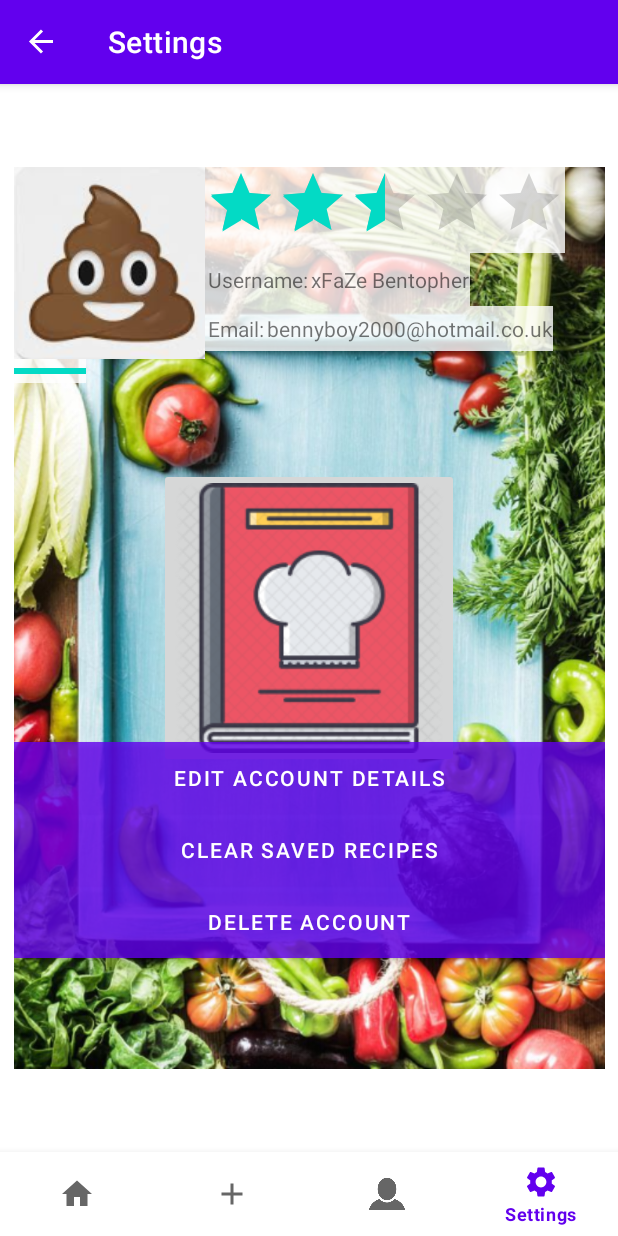
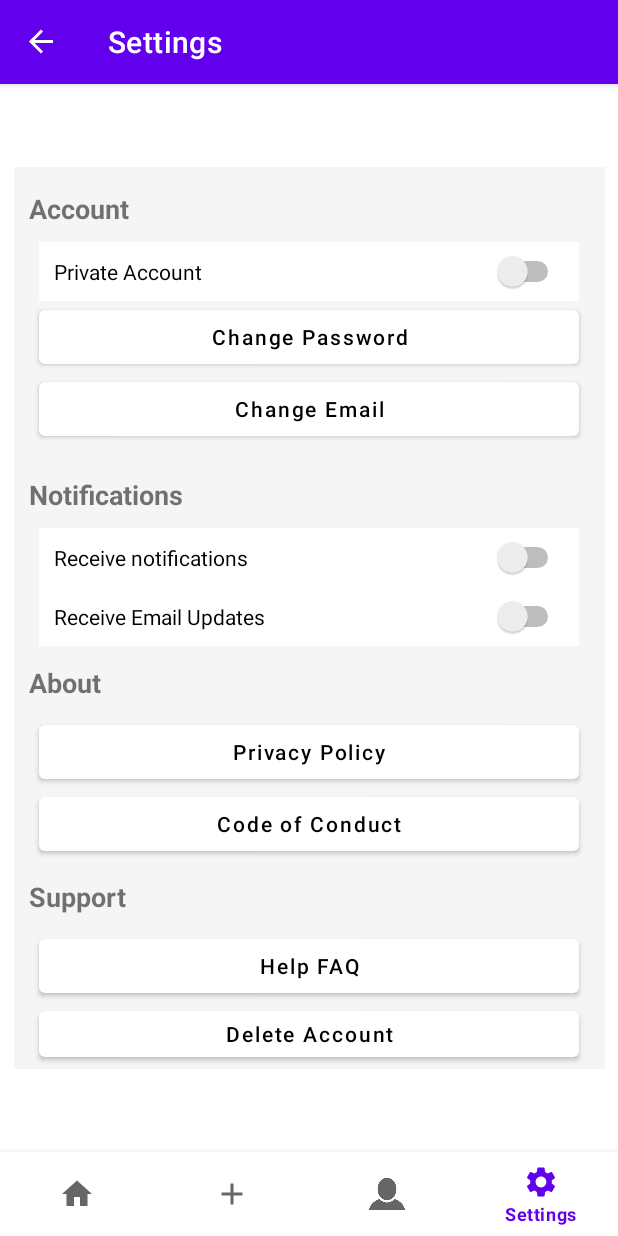
Before and after one commit to ChrisHo02/UniChef, an Android app: the SettingsFragment screen opened through its navigation route, on a phone screen of 412 x 824 dp. Run offline under Robolectric (Android 15) with nearby library versions, the phone set to English and light mode, and no system bars; our stand-ins replace navigation-ui.

```diff
--- a/UniChef/app/src/main/res/layout/fragment_settings.xml
+++ b/UniChef/app/src/main/res/layout/fragment_settings.xml
@@ -4,7 +4,7 @@
     xmlns:tools="http://schemas.android.com/tools"
     android:layout_width="match_parent"
     android:layout_height="match_parent"
-    android:background="@drawable/background"
+    android:background="@color/light_grey"
     tools:context=".ui.settings.SettingsFragment">
 
     <TextView
@@ -21,133 +21,165 @@
         app:layout_constraintStart_toStartOf="parent"
         app:layout_constraintTop_toTopOf="parent" />
 
-    <RelativeLayout
+    <LinearLayout
         android:layout_width="match_parent"
         android:layout_height="match_parent"
         android:orientation="vertical"
-        tools:layout_editor_absoluteX="219dp"
-        tools:layout_editor_absoluteY="265dp">
+        tools:layout_editor_absoluteX="170dp"
+        tools:layout_editor_absoluteY="134dp">
+    <RelativeLayout
+        android:layout_width="match_parent"
+        android:layout_height="wrap_content"
+        android:paddingTop="5dp"
+        android:paddingBottom="5dp">
 
+        <TextView
+            android:id="@+id/settings_title_account"
+            android:layout_width="match_parent"
+            android:layout_height="wrap_content"
+            android:padding="10dp"
+            android:textSize="18dp"
+            android:text="@string/settings_account" />
+
+        <Switch
+            android:id="@+id/settings_switch_private_account"
+            android:layout_centerInParent="true"
+            android:layout_below="@+id/settings_title_account"
+            android:layout_width="360dp"
+            android:layout_height="wrap_content"
+            android:padding="10dp"
+            android:background="@color/white"
+            android:text="@string/settings_private_account" />
 
         <Button
-            android:id="@+id/button_delete"
+            android:id="@+id/settings_change_password"
+            android:layout_below="@+id/settings_switch_private_account"
+            android:layout_width="360dp"
+            android:layout_height="wrap_content"
+            android:layout_centerInParent="true"
+
+            android:theme="@style/settings_button_white"
+            android:padding="2dp"
+            android:text="@string/settings_change_password" />
+
+        <Button
+            android:id="@+id/settings_change_email"
+            android:layout_below="@+id/settings_change_password"
+            android:layout_width="360dp"
+            android:layout_height="wrap_content"
+            android:layout_centerInParent="true"
+
+            android:theme="@style/settings_button_white"
+            android:padding="2dp"
+            android:text="@string/settings_change_email" />
+
+    </RelativeLayout>
+
+        <RelativeLayout
             android:layout_width="match_parent"
             android:layout_height="wrap_content"
             android:paddingTop="5dp"
-            android:paddingBottom="5dp"
-            android:layout_alignParentBottom="true"
-            android:layout_marginBottom="74dp"
-            android:onClick="deleteAccount"
-            android:background="#CCF44336"
-            android:text="@string/title_button_delete_account" />
+            android:paddingBottom="2dp">
+            <TextView
+                android:id="@+id/settings_title_notifications"
+                android:layout_width="match_parent"
+                android:layout_height="wrap_content"
+                android:padding="10dp"
+                android:textSize="18dp"
+                android:text="@string/settings_title_notifications" />
 
-        <ImageView
-            android:id="@+id/profilepic"
-            android:layout_width="wrap_content"
-            android:layout_height="wrap_content"
-            android:layout_alignParentLeft="true"
-            android:layout_alignParentTop="true"
-            app:srcCompat="@drawable/profile1"
-            android:layout_alignParentStart="true"
-            android:contentDescription="@string/profile_pic"/>
+            <Switch
+                android:id="@+id/settings_app_notifications"
+                android:layout_centerInParent="true"
+                android:layout_below="@+id/settings_title_notifications"
+                android:layout_width="360dp"
+                android:layout_height="wrap_content"
+                android:padding="10dp"
+                android:background="@color/white"
+                android:text="@string/settings_app_notifications" />
 
-        <TextView
-            android:id="@+id/usernameHolder"
-            android:layout_width="wrap_content"
-            android:layout_height="wrap_content"
-            android:layout_below="@id/ratingBar"
-            android:layout_toRightOf="@id/profilepic"
-            android:paddingTop="8dp"
-            android:paddingBottom="8dp"
-            android:paddingLeft="2dp"
-            android:paddingRight="2dp"
-            android:text="@string/usernameHolder"
-            android:background="#CCffffff "
-            android:layout_toEndOf="@id/profilepic" />
+            <Switch
+                android:id="@+id/settings_email_notifications"
+                android:layout_centerInParent="true"
+                android:layout_below="@+id/settings_app_notifications"
+                android:layout_width="360dp"
+                android:layout_height="wrap_content"
+                android:padding="10dp"
+                android:background="@color/white"
+                android:text="@string/settings_email_notifications" />
+        </RelativeLayout>
+        <RelativeLayout
+            android:layout_width="match_parent"
+            android:layout_height="wrap_content">
+            <TextView
+                android:id="@+id/settings_title_about"
+                android:layout_width="match_parent"
+                android:layout_height="wrap_content"
+                android:padding="10dp"
+                android:textSize="18dp"
+                android:text="@string/settings_title_about" />
 
-        <TextView
-            android:id="@+id/username"
-            android:paddingTop="8dp"
-            android:paddingBottom="8dp"
-            android:layout_width="wrap_content"
-            android:layout_height="wrap_content"
-            android:layout_below="@id/ratingBar"
-            android:layout_toRightOf="@id/usernameHolder"
-            android:background="#CCffffff "
-            android:text="@string/username" />
+            <Button
+                android:id="@+id/settings_privacy_policy"
+                android:layout_below="@+id/settings_title_about"
+                android:layout_width="360dp"
+                android:layout_height="wrap_content"
+                android:layout_centerInParent="true"
 
-        <RatingBar
-            android:id="@+id/ratingBar"
-            android:layout_alignParentTop="true"
-            android:layout_toRightOf="@id/profilepic"
-            android:layout_width="wrap_content"
-            android:layout_height="wrap_content"
-            android:isIndicator="true"
-            android:background="#CCffffff "
-            android:rating = "2.5"/>
+                android:theme="@style/settings_button_white"
+                android:padding="2dp"
+                android:text="@string/settings_privacy_policy" />
 
-        <ProgressBar
-            android:id="@+id/progressBar"
-            android:progress="100"
-            android:fadingEdge="horizontal"
-            android:layout_below="@id/profilepic"
-            style="?android:attr/progressBarStyleHorizontal"
-            android:layout_width="wrap_content"
-            android:background="#CCffffff "
-            android:layout_height="wrap_content" />
+            <Button
+                android:id="@+id/settings_code_of_conduct"
+                android:layout_below="@+id/settings_privacy_policy"
+                android:layout_width="360dp"
+                android:layout_height="wrap_content"
+                android:layout_centerInParent="true"
 
-        <TextView
-            android:id="@+id/emailHolder"
-            android:paddingTop="5dp"
-            android:paddingBottom="5dp"
-            android:paddingLeft="2dp"
-            android:paddingRight="2dp"
-            android:layout_below="@id/usernameHolder"
-            android:layout_toRightOf="@id/profilepic"
-            android:layout_width="wrap_content"
-            android:layout_height="wrap_content"
-            android:background="#CCffffff "
-            android:text="@string/emailHolder" />
+                android:theme="@style/settings_button_white"
+                android:padding="2dp"
+                android:text="@string/settings_code_of_conduct" />
 
-        <TextView
-            android:id="@+id/email"
-            android:paddingTop="5dp"
-            android:paddingBottom="5dp"
-            android:layout_below="@id/usernameHolder"
-            android:layout_toRightOf="@id/emailHolder"
-            android:layout_width="wrap_content"
-            android:layout_height="wrap_content"
-            android:background="#CCffffff "
-            android:text="@string/email" />
+        </RelativeLayout>
 
-        <Button
-            android:id="@+id/button_clearRecipes"
-            android:paddingTop="5dp"
-            android:paddingBottom="5dp"
-            android:layout_above="@id/button_delete"
+        <RelativeLayout
             android:layout_width="match_parent"
             android:layout_height="wrap_content"
-            android:background="#CCF44336"
-            android:text="@string/clearRecipes" />
+            android:paddingTop="2dp"
+            android:paddingBottom="2dp">
+            <TextView
+                android:id="@+id/settings_title_help"
+                android:layout_width="match_parent"
+                android:layout_height="wrap_content"
+                android:padding="10dp"
+                android:textSize="18dp"
+                android:text="@string/settings_title_help" />
 
-        <Button
-            android:id="@+id/button_changeDetails"
-            android:layout_above="@id/button_clearRecipes"
-            android:paddingTop="5dp"
-            android:paddingBottom="5dp"
-            android:layout_width="match_parent"
-            android:layout_height="wrap_content"
-            android:background="#CCF44336"
-            android:text="@string/changeDetails" />
+            <Button
+                android:id="@+id/settings_help_button"
+                android:layout_below="@+id/settings_title_help"
+                android:layout_width="360dp"
+                android:layout_height="wrap_content"
+                android:layout_centerInParent="true"
 
-        <ImageButton
-            android:id="@+id/button_savedRecipes"
-            android:layout_centerInParent="true"
-            android:layout_width="200dp"
-            android:layout_height="200dp"
-            android:src="@drawable/recipebook" />
+                android:theme="@style/settings_button_white"
+                android:padding="2dp"
+                android:text="@string/settings_get_help" />
+
+            <Button
+                android:id="@+id/settings_delete_account"
+                android:layout_below="@+id/settings_help_button"
+                android:layout_width="360dp"
+                android:layout_height="wrap_content"
+                android:layout_centerInParent="true"
+
+                android:theme="@style/settings_button_white"
+                android:padding="2dp"
+                android:text="@string/settings_delete_account" />
+        </RelativeLayout>
+
+    </LinearLayout>
 
 
-    </RelativeLayout>
-
 </androidx.constraintlayout.widget.ConstraintLayout>
--- a/UniChef/app/src/main/res/values/colors.xml
+++ b/UniChef/app/src/main/res/values/colors.xml
@@ -7,6 +7,7 @@
     <color name="teal_700">#FF018786</color>
     <color name="black">#FF000000</color>
     <color name="white">#FFFFFFFF</color>
+    <color name="light_grey">#F5F5F5 </color>
 
     <color name="register_bk_color">#11CFC5</color>
 </resources>
--- a/UniChef/app/src/main/res/values/strings.xml
+++ b/UniChef/app/src/main/res/values/strings.xml
@@ -4,15 +4,22 @@
     <string name="title_dashboard">Dashboard</string>
     <string name="title_account">Account</string>
     <string name="title_settings">Settings</string>
-    <string name="title_button_delete_account">Delete Account</string>
-    <string name="profile_pic">Profile picture</string>
-    <string name="usernameHolder">Username: </string>
-    <string name="username">xFaZe Bentopher</string>
-    <string name="emailHolder">Email: </string>
-    <string name="email">bennyboy2000@hotmail.co.uk</string>
-    <string name="changeDetails">Edit Account Details</string>
-    <string name="clearRecipes">Clear Saved Recipes</string>
-    <string name="viewRecipes">View Saved Recipes</string>
+    <string name="settings_delete_account">Delete Account</string>
+
+    <string name="settings_account"><b>Account</b></string>
+    <string name="settings_title_notifications"><b>Notifications</b></string>
+    <string name="settings_title_help"><b>Support</b></string>
+    <string name="settings_title_about"><b>About</b></string>
+    <string name="settings_private_account">Private Account</string>
+    <string name="settings_change_password">Change Password</string>
+    <string name="settings_change_email">Change Email</string>
+    <string name="settings_get_help">Help FAQ</string>
+    <string name="settings_privacy_policy">Privacy Policy</string>
+    <string name="settings_code_of_conduct">Code of Conduct</string>
+
+
+    <string name="settings_app_notifications">Receive notifications</string>
+    <string name="settings_email_notifications">Receive Email Updates</string>
 
     <string-array name="tags">
         <item>"test"</item>
--- /dev/null
+++ b/UniChef/app/src/main/res/values/styles.xml
@@ -0,0 +1,12 @@
+<?xml version="1.0" encoding="utf-8"?>
+<resources>
+
+    <style name="settings_button_white" parent="ThemeOverlay.AppCompat">
+        <item name="colorAccent"> @color/white</item>
+        <item name="colorPrimary">@color/white</item>
+        <item name="colorPrimaryVariant">@color/white</item>
+        <item name="colorOnPrimary">@color/black</item>
+        <item name="height">20dp</item>
+        <item name="textAllCaps">false</item>
+    </style>
+</resources>
```
